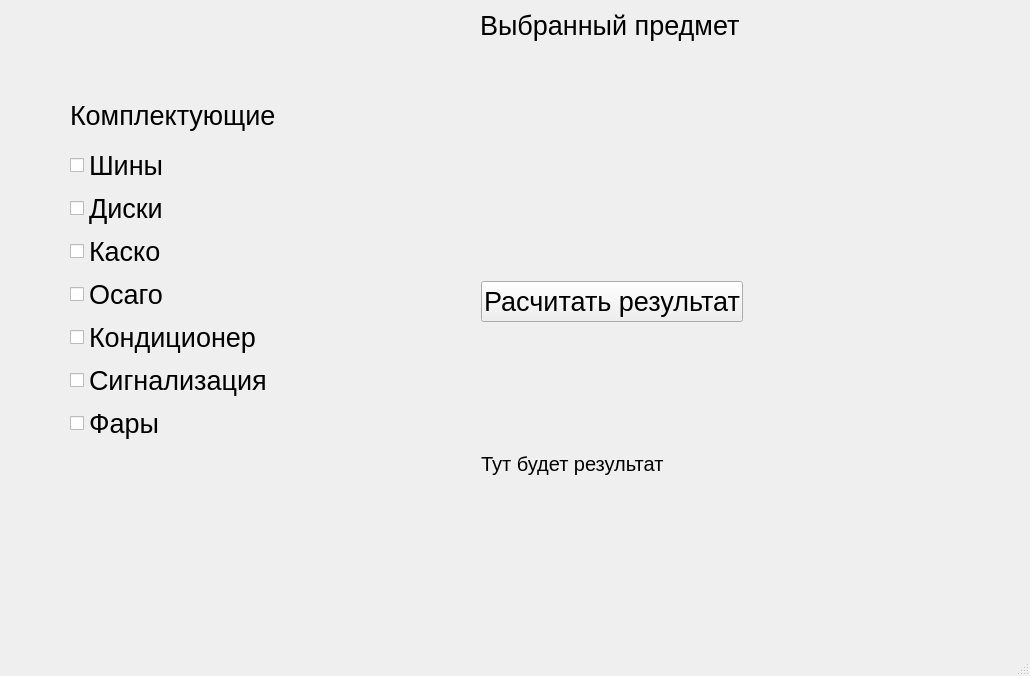
This is mainwindow.ui in KorolevIvanMi/Qt_labs as Qt 5 draws it before an edit. The edited form follows.
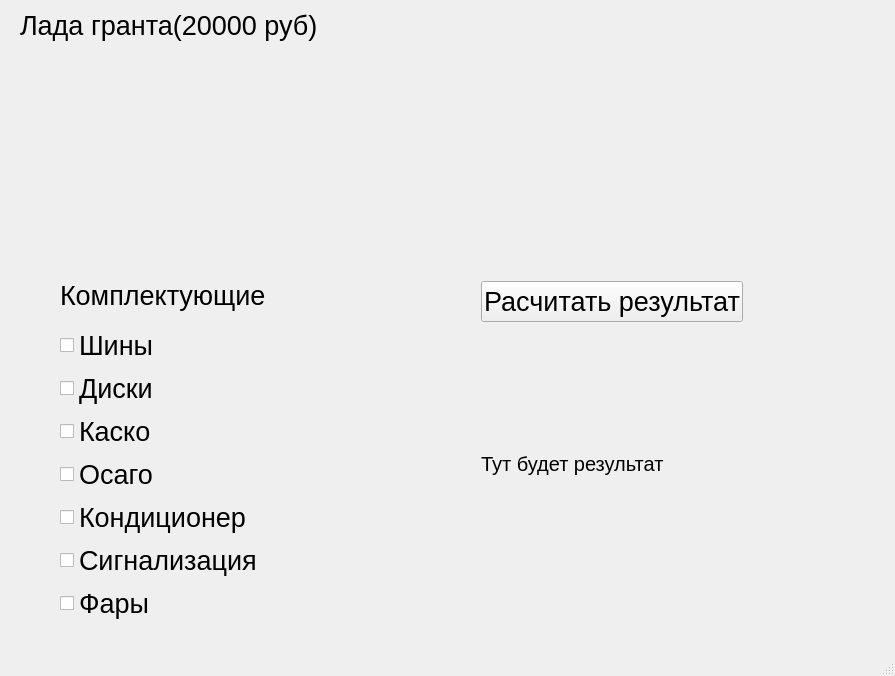
This is the edited form. Icons and pictures are not drawn.

What changed in the file:
```diff
--- a/mainwindow.ui
+++ b/mainwindow.ui
@@ -6,7 +6,7 @@
    <rect>
     <x>0</x>
     <y>0</y>
-    <width>1030</width>
+    <width>895</width>
     <height>676</height>
    </rect>
   </property>
@@ -17,8 +17,8 @@
    <widget class="QWidget" name="layoutWidget">
     <property name="geometry">
      <rect>
-      <x>70</x>
-      <y>90</y>
+      <x>60</x>
+      <y>270</y>
       <width>214</width>
       <height>352</height>
      </rect>
@@ -121,24 +121,6 @@
      </item>
     </layout>
    </widget>
-   <widget class="QLabel" name="label_2">
-    <property name="geometry">
-     <rect>
-      <x>480</x>
-      <y>0</y>
-      <width>291</width>
-      <height>51</height>
-     </rect>
-    </property>
-    <property name="font">
-     <font>
-      <pointsize>20</pointsize>
-     </font>
-    </property>
-    <property name="text">
-     <string>Выбранный предмет</string>
-    </property>
-   </widget>
    <widget class="QLabel" name="imageLbl">
     <property name="geometry">
      <rect>
@@ -152,13 +134,13 @@
      <string/>
     </property>
    </widget>
-   <widget class="QPushButton" name="resultBtn">
+   <widget class="QLabel" name="picked_itemLbl">
     <property name="geometry">
      <rect>
-      <x>481</x>
-      <y>281</y>
-      <width>262</width>
-      <height>41</height>
+      <x>510</x>
+      <y>10</y>
+      <width>191</width>
+      <height>31</height>
      </rect>
     </property>
     <property name="font">
@@ -167,7 +149,41 @@
      </font>
     </property>
     <property name="text">
-     <string>Расчитать результат</string>
+     <string/>
+    </property>
+   </widget>
+   <widget class="QLabel" name="picked_itemLbl_2">
+    <property name="geometry">
+     <rect>
+      <x>20</x>
+      <y>10</y>
+      <width>301</width>
+      <height>31</height>
+     </rect>
+    </property>
+    <property name="font">
+     <font>
+      <pointsize>20</pointsize>
+     </font>
+    </property>
+    <property name="text">
+     <string>Лада гранта(20000 руб)</string>
+    </property>
+   </widget>
+   <widget class="QLabel" name="ladaLbl">
+    <property name="geometry">
+     <rect>
+      <x>20</x>
+      <y>50</y>
+      <width>321</width>
+      <height>211</height>
+     </rect>
+    </property>
+    <property name="text">
+     <string/>
+    </property>
+    <property name="pixmap">
+     <pixmap resource="Images.qrc">:/images/Lada.jpeg</pixmap>
     </property>
    </widget>
    <widget class="QLabel" name="resultLbl">
@@ -194,13 +210,31 @@
      <set>Qt::AlignLeading|Qt::AlignLeft|Qt::AlignVCenter</set>
     </property>
    </widget>
+   <widget class="QPushButton" name="resultBtn">
+    <property name="geometry">
+     <rect>
+      <x>481</x>
+      <y>281</y>
+      <width>262</width>
+      <height>41</height>
+     </rect>
+    </property>
+    <property name="font">
+     <font>
+      <pointsize>20</pointsize>
+     </font>
+    </property>
+    <property name="text">
+     <string>Расчитать результат</string>
+    </property>
+   </widget>
   </widget>
   <widget class="QMenuBar" name="menubar">
    <property name="geometry">
     <rect>
      <x>0</x>
      <y>0</y>
-     <width>1030</width>
+     <width>895</width>
      <height>23</height>
     </rect>
    </property>
```
Left out of the diff: 4 changed lines with no effect on the pictures.
